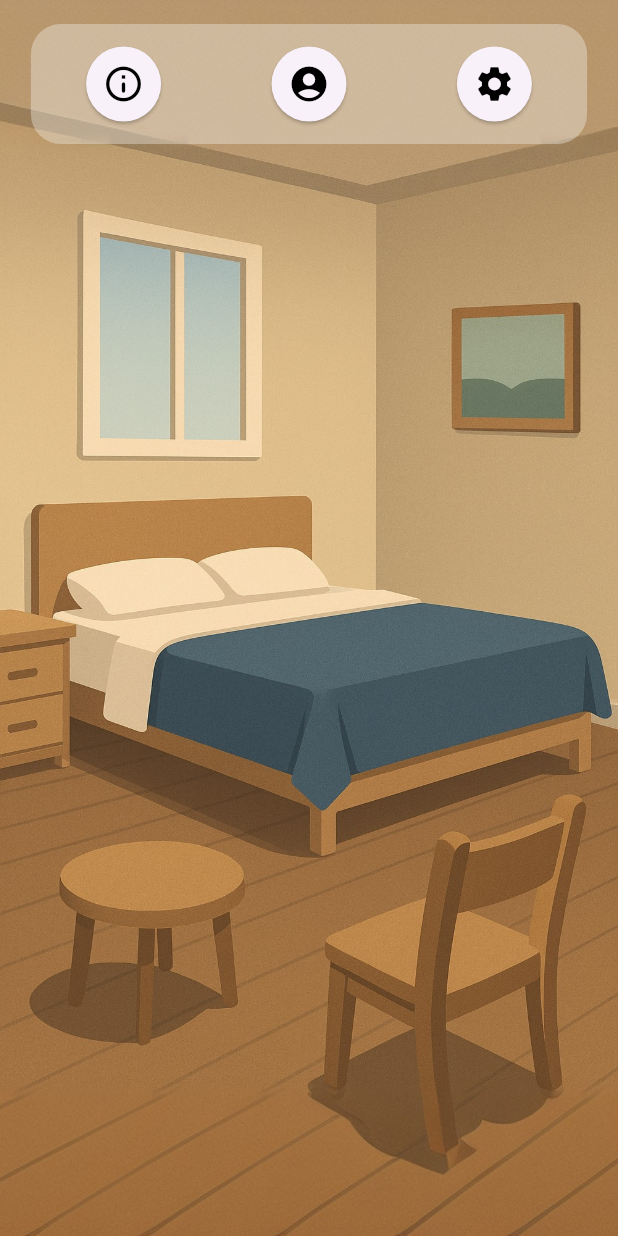
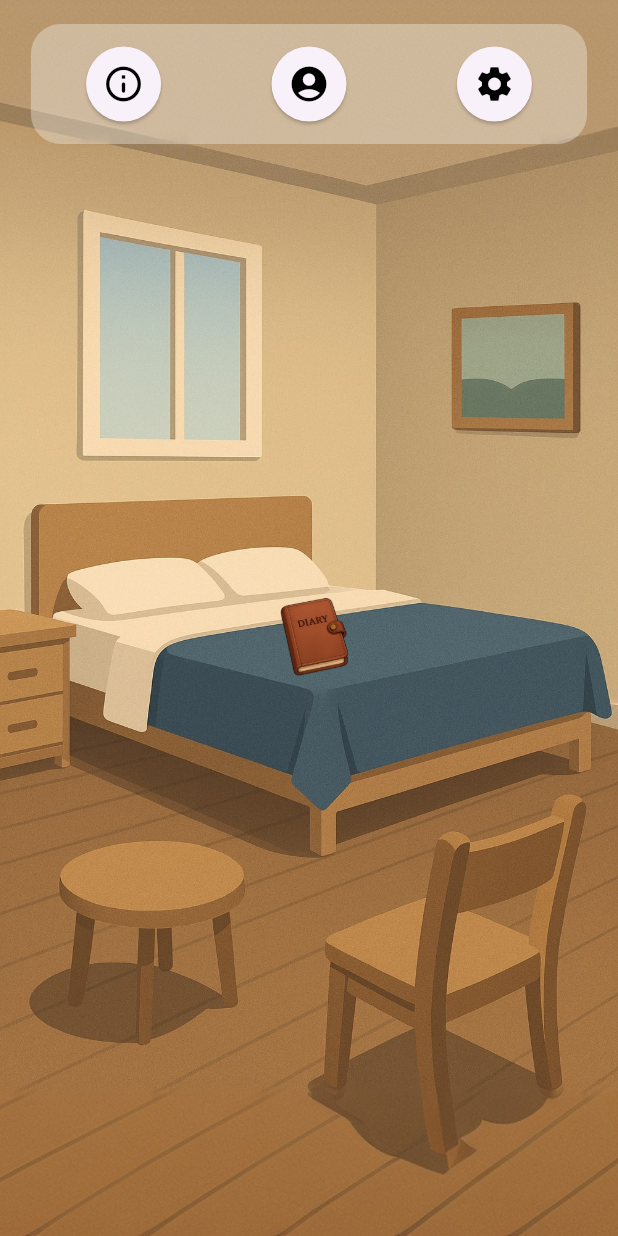
Before and after one commit to Pedoni/Incisive, a Flutter app: the screen it shows after launch, after a tap on "Enter", on a phone screen of 412 x 824 dp. Run offline on Flutter 3.47's test engine with Material 3 defaults, Android fonts, the phone set to English and light mode, and no system bars.

Commit message:
Added pages

```diff
--- a/lib/app.dart
+++ b/lib/app.dart
@@ -1,6 +1,9 @@
 import 'package:flutter/material.dart';
+import 'package:incisive_demo/ui/pages/balcony_page.dart';
+import 'package:incisive_demo/ui/pages/diary_page.dart';
 import 'package:incisive_demo/ui/pages/home_page.dart';
 import 'package:incisive_demo/ui/pages/login_page.dart';
+import 'package:incisive_demo/ui/pages/turntable_page.dart';
 
 class App extends StatelessWidget {
   const App({super.key});
@@ -13,7 +16,13 @@ class App extends StatelessWidget {
         debugShowCheckedModeBanner: false,
         theme: ThemeData(colorScheme: ColorScheme.fromSeed(seedColor: Colors.deepPurple)),
         home: LoginPage(color: Colors.blue),
-        routes: {LoginPage.routeName: (context) => LoginPage(color: Colors.blue), HomePage.routeName: (context) => const HomePage()},
+        routes: {
+          LoginPage.routeName: (context) => LoginPage(color: Colors.blue),
+          HomePage.routeName: (context) => const HomePage(),
+          DiaryPage.routeName: (context) => const DiaryPage(),
+          TurntablePage.routeName: (context) => const TurntablePage(),
+          BalconyPage.routeName: (context) => const BalconyPage(),
+        },
       ),
     );
   }
--- a/lib/ui/pages/home_page.dart
+++ b/lib/ui/pages/home_page.dart
@@ -1,4 +1,7 @@
 import 'package:flutter/material.dart';
+import 'package:incisive_demo/ui/pages/balcony_page.dart';
+import 'package:incisive_demo/ui/pages/diary_page.dart';
+import 'package:incisive_demo/ui/pages/turntable_page.dart';
 
 class HomePage extends StatefulWidget {
   const HomePage({super.key});
@@ -33,7 +36,7 @@ class _HomePageState extends State<HomePage> {
 
   double _calculateOverlayOpacity() {
     final diff = (_currentPage - _currentPage.round()).abs();
-    return (diff * 4).clamp(0.0, 1.0) * 0.8;
+    return (diff * 4).clamp(0.0, 1.0);
   }
 
   @override
@@ -45,7 +48,7 @@ class _HomePageState extends State<HomePage> {
           PageView.builder(
             controller: _controller,
             itemCount: _images.length,
-            itemBuilder: (context, index) => StanzaWidget(imagePath: _images[index]),
+            itemBuilder: (context, index) => StanzaWidget(imagePath: _images[index], stanzaIndex: index),
           ),
           Container(
             alignment: Alignment.center,
@@ -83,11 +86,56 @@ class _HomePageState extends State<HomePage> {
 
 class StanzaWidget extends StatelessWidget {
   final String imagePath;
+  final int stanzaIndex;
 
-  const StanzaWidget({super.key, required this.imagePath});
+  const StanzaWidget({super.key, required this.imagePath, required this.stanzaIndex});
 
   @override
   Widget build(BuildContext context) {
-    return SizedBox.expand(child: Image.asset(imagePath, fit: BoxFit.cover));
+    return LayoutBuilder(
+      builder: (context, constraints) {
+        final width = constraints.maxWidth;
+        final height = constraints.maxHeight;
+
+        return Stack(
+          children: [
+            Positioned.fill(child: Image.asset(imagePath, fit: BoxFit.cover)),
+            if (stanzaIndex == 0)
+              Positioned(
+                left: width * 0.45,
+                top: height * 0.47,
+                child: GestureDetector(
+                  onTap: () {
+                    Navigator.pushNamed(context, DiaryPage.routeName);
+                  },
+                  child: Hero(tag: "diario", child: Image.asset('assets/images/diary_icon.png', width: width * 0.12)),
+                ),
+              ),
+            if (stanzaIndex == 1)
+              Positioned(
+                left: width * 0.6,
+                top: height * 0.37,
+                child: GestureDetector(
+                  onTap: () {
+                    Navigator.pushNamed(context, TurntablePage.routeName);
+                  },
+                  child: Hero(tag: "giradischi", child: Image.asset('assets/images/turntable.png', width: width * 0.2)),
+                ),
+              ),
+            if (stanzaIndex == 2)
+              Positioned(
+                left: width * 0.42,
+                top: height * 0.53,
+                child: GestureDetector(
+                  onTap: () {
+                    Navigator.pushNamed(context, BalconyPage.routeName);
+                  },
+                  child: Hero(tag: "giradischi", child: Image.asset('assets/images/piantina.png', width: width * 0.3)),
+                ),
+              ),
+          ],
+        );
+      },
+    );
   }
 }
```
Also changed, not shown: lib/ui/pages/balcony_page.dart (added, +32 -0 lines), lib/ui/pages/diary_page.dart (added, +37 -0 lines), lib/ui/pages/turntable_page.dart (added, +32 -0 lines).
